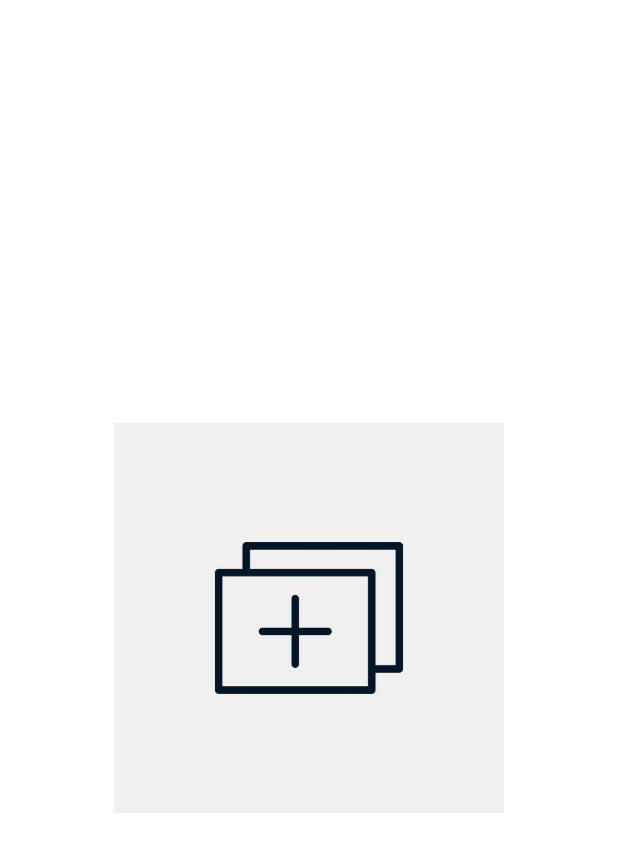
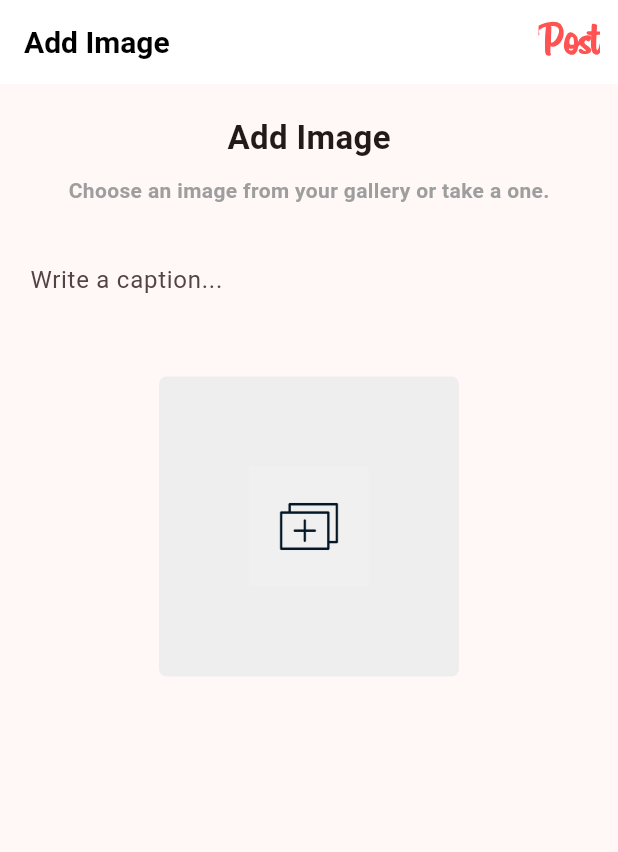
Before and after one commit to ksyv/holbertonschool-holbegram, a Flutter app: the AddImage screen opened directly, on a phone screen of 412 x 824 dp. Shown: the top 852 px of the screen. Run offline on Flutter 3.47's test engine with Material 3 defaults, Android fonts, the phone set to English and light mode, and no system bars; our stand-ins replace bottom_navy_bar, cloud_firestore, firebase_auth, firebase_core, image_picker; accounts and stored records are empty; network calls fail.

Commit message:
ix:  UI adjustments for add image screen

```diff
--- a/holbegram/lib/screens/pages/add_image.dart
+++ b/holbegram/lib/screens/pages/add_image.dart
@@ -18,8 +18,12 @@ class _AddImageState extends State<AddImage> {
   final TextEditingController _captionController = TextEditingController();
   bool _isLoading = false;
 
+  void postImage(String uid, String username, String profImage) async {
+    if (_file == null) {
+      showSnackBar("Please select an image first", context);
+      return;
+    }
 
-  void postImage(String uid, String username, String profImage) async {
     setState(() {
       _isLoading = true;
     });
@@ -136,34 +140,17 @@ class _AddImageState extends State<AddImage> {
   Widget build(BuildContext context) {
     final Users user = Provider.of<UserProvider>(context).getUser;
 
-    // Upload
-    if (_file == null) {
-      return Center(
-        child: IconButton(
-          icon: Image.asset(
-            'assets/images/upload.png',
-            width: 260,
-            height: 260,
-          ),
-          onPressed: () => _selectImage(context),
-        ),
-      );
-    }
-
-    // update
     return Scaffold(
       appBar: AppBar(
         backgroundColor: Colors.white,
-        leading: IconButton(
-          icon: const Icon(Icons.arrow_back, color: Colors.black),
-          onPressed: clearImage,
+        title: const Text(
+          'Add Image',
+          style: TextStyle(
+            color: Colors.black,
+            fontWeight: FontWeight.bold,
+            fontSize: 20,
           ),
-        title: const Text(
-          'Post to',
-          style: TextStyle(
-              color: Colors.black, fontWeight: FontWeight.bold, fontSize: 20),
         ),
-        centerTitle: false,
         actions: [
           TextButton(
             onPressed: () => postImage(
@@ -174,58 +161,85 @@ class _AddImageState extends State<AddImage> {
             child: const Text(
               'Post',
               style: TextStyle(
-                color: Colors.blueAccent,
+                color: Colors.redAccent,
                 fontWeight: FontWeight.bold,
-                fontSize: 16,
+                fontSize: 30,
+                fontFamily: 'Billabong',
               ),
             ),
           )
         ],
       ),
-      body: Column(
+      body: SingleChildScrollView(
+        child: Column(
           children: [
-          _isLoading
-              ? const LinearProgressIndicator()
-              : const Padding(padding: EdgeInsets.only(top: 0)),
-          const Divider(),
-          Row(
-            mainAxisAlignment: MainAxisAlignment.spaceAround,
-            crossAxisAlignment: CrossAxisAlignment.start,
-            children: [
-              CircleAvatar(
-                backgroundImage: NetworkImage(user.photoUrl),
+            if (_isLoading) const LinearProgressIndicator(),
+            const SizedBox(height: 20),
+            const Center(
+              child: Text(
+                'Add Image',
+                style: TextStyle(
+                  fontSize: 22,
+                  fontWeight: FontWeight.bold,
                 ),
-              SizedBox(
-                width: MediaQuery.of(context).size.width * 0.45,
+              ),
+            ),
+            const SizedBox(height: 10),
+            const Center(
+              child: Text(
+                'Choose an image from your gallery or take a one.',
+                style: TextStyle(
+                  fontSize: 14,
+                  fontWeight: FontWeight.bold,
+                  color: Colors.grey,
+                ),
+              ),
+            ),
+            const SizedBox(height: 30),
+            Padding(
+              padding: const EdgeInsets.symmetric(horizontal: 20.0),
               child: TextField(
                 controller: _captionController,
                 decoration: const InputDecoration(
                   hintText: 'Write a caption...',
                   border: InputBorder.none,
                 ),
-                  maxLines: 8,
+                maxLines: 2,
               ),
             ),
-              SizedBox(
-                height: 45,
-                width: 45,
-                child: AspectRatio(
-                  aspectRatio: 487 / 451,
+            const SizedBox(height: 20),
+
+            GestureDetector(
+              onTap: () => _selectImage(context),
+              child: Center(
                 child: Container(
+                  height: 200,
+                  width: 200,
+                  decoration: BoxDecoration(
+                    color: Colors.grey[200],
+                    borderRadius: BorderRadius.circular(5),
+                  ),
+                  child: _file == null
+                      ? Center(
+                          child: Image.asset(
+                            'assets/images/upload.png',
+                            width: 80,
+                            height: 80,
+                          ),
+                        )
+                      : Container(
                           decoration: BoxDecoration(
                             image: DecorationImage(
                               image: MemoryImage(_file!),
-                        fit: BoxFit.fill,
-                        alignment: FractionalOffset.topCenter,
+                              fit: BoxFit.cover,
                             ),
                           ),
                         ),
                 ),
               ),
-              const Divider(),
+            ),
           ],
-          )
-        ],
+        ),
       ),
     );
   }
```
Lines whose indentation alone changed are shown as unchanged.
